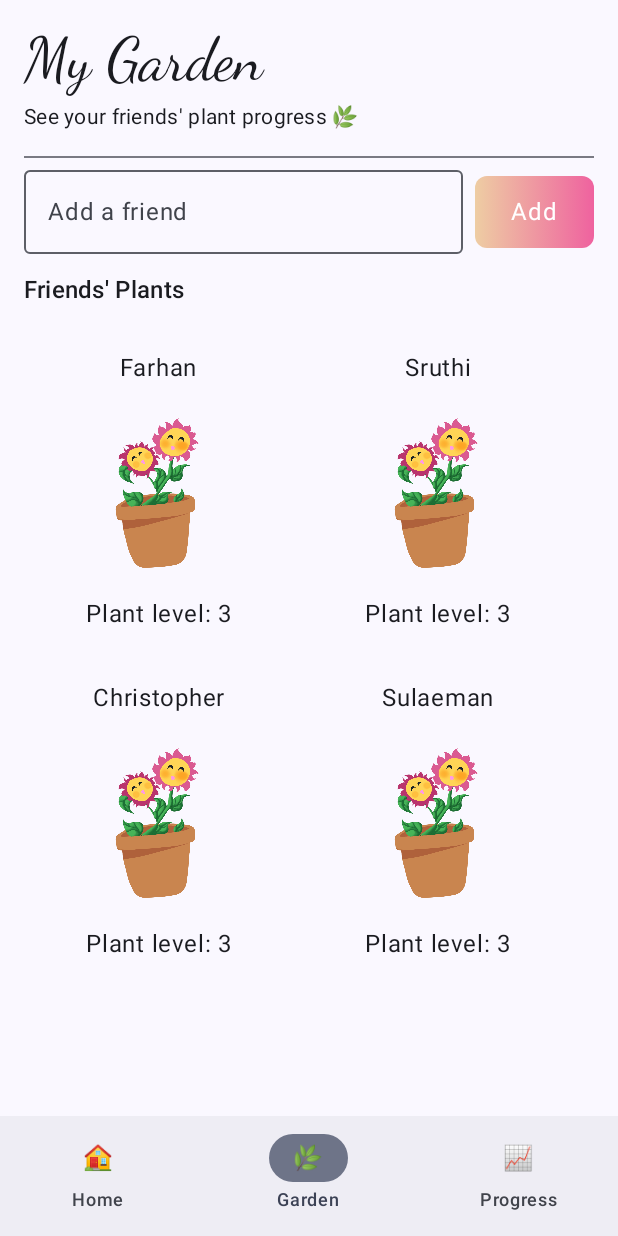
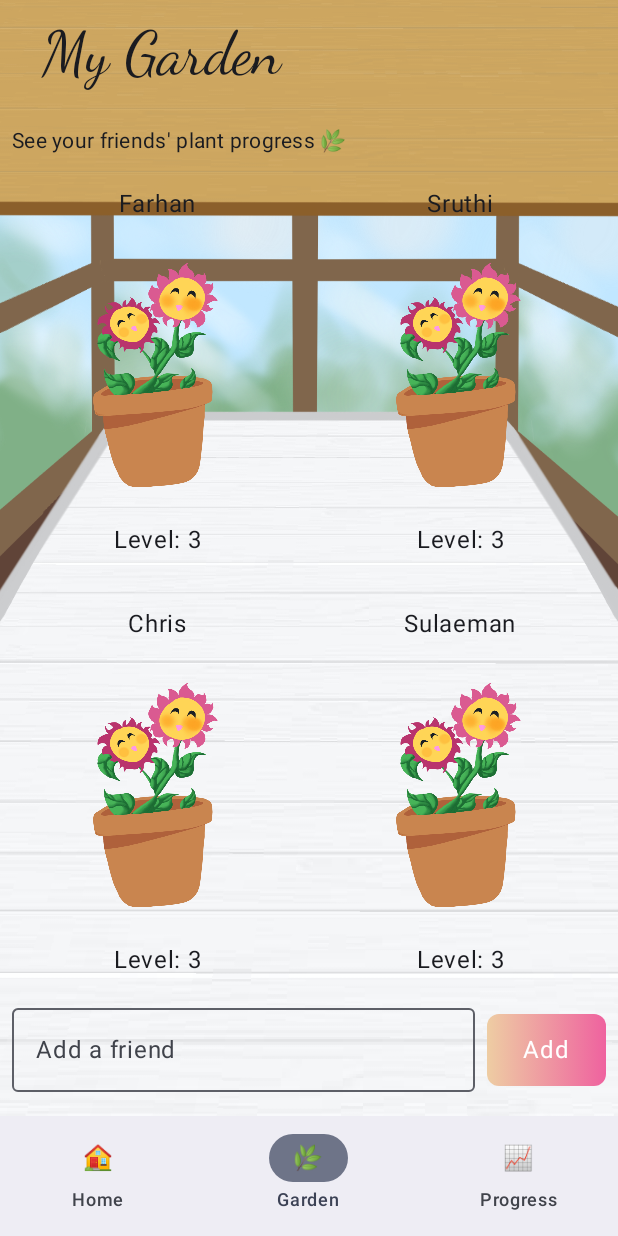
Before and after one commit to Farhan2323/GrowTogether, an Android app built with Jetpack Compose: the screen it shows after launch (MainActivity), item 2 of the bottom bar chosen, on a phone screen of 412 x 824 dp. Run offline under Robolectric (Android 15) with nearby library versions, the phone set to English and light mode, and no system bars.

Commit message:
Added assets to garden

```diff
--- a/app/src/main/java/com/example/growtogether/uihome/GardenScreen.kt
+++ b/app/src/main/java/com/example/growtogether/uihome/GardenScreen.kt
@@ -29,6 +29,13 @@ import androidx.compose.ui.graphics.Color
 import androidx.compose.ui.text.font.FontFamily // Added this
 import androidx.compose.ui.unit.dp
 import androidx.compose.ui.unit.sp // Added this
+import androidx.compose.foundation.Image
+import androidx.compose.ui.res.painterResource
+import com.example.growtogether.R
+import androidx.compose.ui.layout.ContentScale
+import androidx.compose.foundation.lazy.grid.*
+import androidx.compose.foundation.lazy.rememberLazyListState
+import androidx.compose.ui.graphics.graphicsLayer
 import java.util.UUID
 
 
@@ -46,7 +53,7 @@ fun GardenScreen(onFriendClick: (Friend) -> Unit) {
             listOf(
                 Friend(name = "Farhan", plantLevel = 3),
                 Friend(name = "Sruthi", plantLevel = 3),
-                Friend(name = "Christopher", plantLevel = 3),
+                Friend(name = "Chris", plantLevel = 3),
                 Friend(name = "Sulaeman", plantLevel = 3)
             )
         )
@@ -61,41 +68,96 @@ fun GardenScreen(onFriendClick: (Friend) -> Unit) {
     Column(
         modifier = Modifier
             .fillMaxSize()
-            .padding(16.dp)
+//            .padding(16.dp)
     ) {
+
+
+//        Spacer(modifier = Modifier.height(16.dp))
+
+//        Spacer(modifier = Modifier.height(16.dp))
+//        Divider()
+//        Spacer(modifier = Modifier.height(8.dp))
+
+
+//        Spacer(modifier = Modifier.height(40.dp))
+
+//        Text(
+//            text = "Friends' Plants",
+//            style = MaterialTheme.typography.titleMedium
+//        )
+//        Row(
+//            modifier = Modifier
+//                .fillMaxWidth()
+//                .padding(top = 8.dp),
+//            horizontalArrangement = Arrangement.SpaceAround
+//        ) {
+//            AnimatedFlower()
+//            AnimatedFlower()
+//        }
+//        Spacer(modifier = Modifier.height(8.dp))
+
+//        LazyColumn(modifier = Modifier.fillMaxSize()) {
+//            items(friends, key = { it.id }) { friend ->
+//
+//                FriendRow(friend, onClick = {
+//                    onFriendClick(friend.name)
+//                })
+//            }
+//        }
+
+        val gridState = rememberLazyGridState()
+
+        Box(modifier = Modifier.fillMaxSize()) {
+
+            Image(
+                painter = painterResource(id = R.drawable.background_with_banner),
+                contentDescription = null,
+                modifier = Modifier
+                    .fillMaxSize()
+                    .graphicsLayer {
+                        // Move background WITH the scroll
+                        translationY = -gridState.firstVisibleItemScrollOffset.toFloat()
+                    },
+                contentScale = ContentScale.Crop,
+                alignment = Alignment.TopCenter
+            )
+            LazyVerticalGrid(
+                state = gridState,
+                columns = GridCells.Fixed(2),
+                modifier = Modifier.fillMaxSize(),
+                contentPadding = PaddingValues(8.dp),
+                horizontalArrangement = Arrangement.spacedBy(8.dp),
+                verticalArrangement = Arrangement.spacedBy(8.dp)
+            ) {
+                item(span = { GridItemSpan(maxLineSpan) }) {
                     Text(
                         text = "My Garden",
                         style = MaterialTheme.typography.headlineSmall,
                         fontFamily = FontFamily.Cursive,
-            fontSize = 40.sp
+                        fontSize = 40.sp,
+                        modifier = Modifier.padding(
+                            start = 20.dp,
+                            top = 4.dp,
+                            end = 20.dp,
+                            bottom = 4.dp
                         )
+                    )
+                }
+                item(span = { GridItemSpan(maxLineSpan) }) {
                     Spacer(modifier = Modifier.height(4.dp))
+                }
+                item(span = { GridItemSpan(maxLineSpan) }) {
                     Text(
                         text = "See your friends' plant progress 🌿",
                         style = MaterialTheme.typography.bodyMedium
                     )
-
-//        Spacer(modifier = Modifier.height(16.dp))
-
-
-//        Box(
-//            modifier = Modifier
-//                .fillMaxWidth()
-//                .background(gradientBrush, shape = RoundedCornerShape(8.dp))
-//                .clip(RoundedCornerShape(8.dp))
-//                .clickable {
-//                    friends = friends.map { it.copy(plantLevel = Math.min(it.plantLevel + 1, 3)) }
-//                }
-//                .padding(vertical = 12.dp),
-//            contentAlignment = Alignment.Center
-//        ) {
-//            Text("Message Friends", color = Color.White)
-//        }
-
-        Spacer(modifier = Modifier.height(16.dp))
-        Divider()
-        Spacer(modifier = Modifier.height(8.dp))
-
+                }
+                items(friends, key = { it.id }) { friend ->
+                    FriendCard(friend, onClick = {
+                        onFriendClick(friend)
+                    })
+                }
+                item(span = { GridItemSpan(maxLineSpan) }) {
                     Row(verticalAlignment = Alignment.CenterVertically) {
                         OutlinedTextField(
                             value = newFriendName,
@@ -114,7 +176,10 @@ fun GardenScreen(onFriendClick: (Friend) -> Unit) {
                                 .clip(RoundedCornerShape(8.dp))
                                 .clickable {
                                     if (newFriendName.isNotBlank()) {
-                            friends = friends + Friend(name = newFriendName.trim(), plantLevel = 1)
+                                        friends = friends + Friend(
+                                            name = newFriendName.trim(),
+                                            plantLevel = 1
+                                        )
                                         newFriendName = ""
                                     }
                                 }
@@ -124,45 +189,10 @@ fun GardenScreen(onFriendClick: (Friend) -> Unit) {
                             Text("Add", color = Color.White)
                         }
                     }
+                }
+            }
 
-        Spacer(modifier = Modifier.height(12.dp))
 
-        Text(
-            text = "Friends' Plants",
-            style = MaterialTheme.typography.titleMedium
-        )
-//        Row(
-//            modifier = Modifier
-//                .fillMaxWidth()
-//                .padding(top = 8.dp),
-//            horizontalArrangement = Arrangement.SpaceAround
-//        ) {
-//            AnimatedFlower()
-//            AnimatedFlower()
-//        }
-        Spacer(modifier = Modifier.height(8.dp))
-
-//        LazyColumn(modifier = Modifier.fillMaxSize()) {
-//            items(friends, key = { it.id }) { friend ->
-//
-//                FriendRow(friend, onClick = {
-//                    onFriendClick(friend.name)
-//                })
-//            }
-//        }
-
-        LazyVerticalGrid(
-            columns = GridCells.Fixed(2),
-            modifier = Modifier.fillMaxSize(),
-            contentPadding = PaddingValues(8.dp),
-            horizontalArrangement = Arrangement.spacedBy(8.dp),
-            verticalArrangement = Arrangement.spacedBy(8.dp)
-        ) {
-            items(friends, key = { it.id }) { friend ->
-                FriendCard(friend, onClick = {
-                    onFriendClick(friend)
-                })
-            }
         }
 
     }
@@ -183,8 +213,8 @@ fun FriendCard(friend: Friend, onClick: () -> Unit) {
             horizontalAlignment = Alignment.CenterHorizontally
         ) {
             Text(friend.name)
-            AnimatedFlower(growthLevel = friend.plantLevel)
-            Text("Plant level: ${friend.plantLevel}")
+            AnimatedFlower(growthLevel = friend.plantLevel, size = 1.5f)
+            Text("Level: ${friend.plantLevel}")
         }
     }
 }
--- a/app/src/main/java/com/example/growtogether/uihome/MessageScreen.kt
+++ b/app/src/main/java/com/example/growtogether/uihome/MessageScreen.kt
@@ -175,7 +175,7 @@ fun messageScreen(friend: Friend, friendName: String, growthLevel: Int = 10, mes
 }
 
 @Composable
-fun AnimatedFlower(direction: String = "left", growthLevel: Int = 10) {
+fun AnimatedFlower(direction: String = "left", growthLevel: Int = 10, size: Float = 1f) {
     var stretched by remember { mutableStateOf(false) }
     var newDirection = direction
     if (growthLevel == 3) {
@@ -186,7 +186,7 @@ fun AnimatedFlower(direction: String = "left", growthLevel: Int = 10) {
         }
     }
     val scaleX by animateFloatAsState(
-        targetValue = if (stretched) 1f else 0.8f,
+        targetValue = if (stretched) 1f else 0.8f ,
         animationSpec = infiniteRepeatable(
             animation = tween(900, easing = LinearOutSlowInEasing),
             repeatMode = RepeatMode.Reverse
@@ -195,7 +195,7 @@ fun AnimatedFlower(direction: String = "left", growthLevel: Int = 10) {
     )
 
     val scaleY by animateFloatAsState(
-        targetValue = if (stretched) 1f else 0.8f,
+        targetValue = if (stretched) 1f  else 0.8f ,
         animationSpec = infiniteRepeatable(
             animation = tween(900, easing = LinearOutSlowInEasing),
             repeatMode = RepeatMode.Reverse
@@ -218,13 +218,13 @@ fun AnimatedFlower(direction: String = "left", growthLevel: Int = 10) {
     )
 
     val plantId = if (growthLevel == 10) R.drawable.plantnew else plantIds[growthLevel]
-
+    val finSize = 120 * size
     Image(
         painter = painterResource(id = plantId),
         contentDescription = null,
         modifier = Modifier
             .padding(10.dp)
-            .size(120.dp)
+            .size(finSize.dp)
             .graphicsLayer(
                 scaleX = 1 / scaleX * flipX,   // flip for right flower
                 scaleY = scaleY
```
Also changed, not shown: app/src/main/res/drawable/background_garden.png (added), app/src/main/res/drawable/background_with_banner.png (added). Lines whose indentation alone changed are shown as unchanged.
